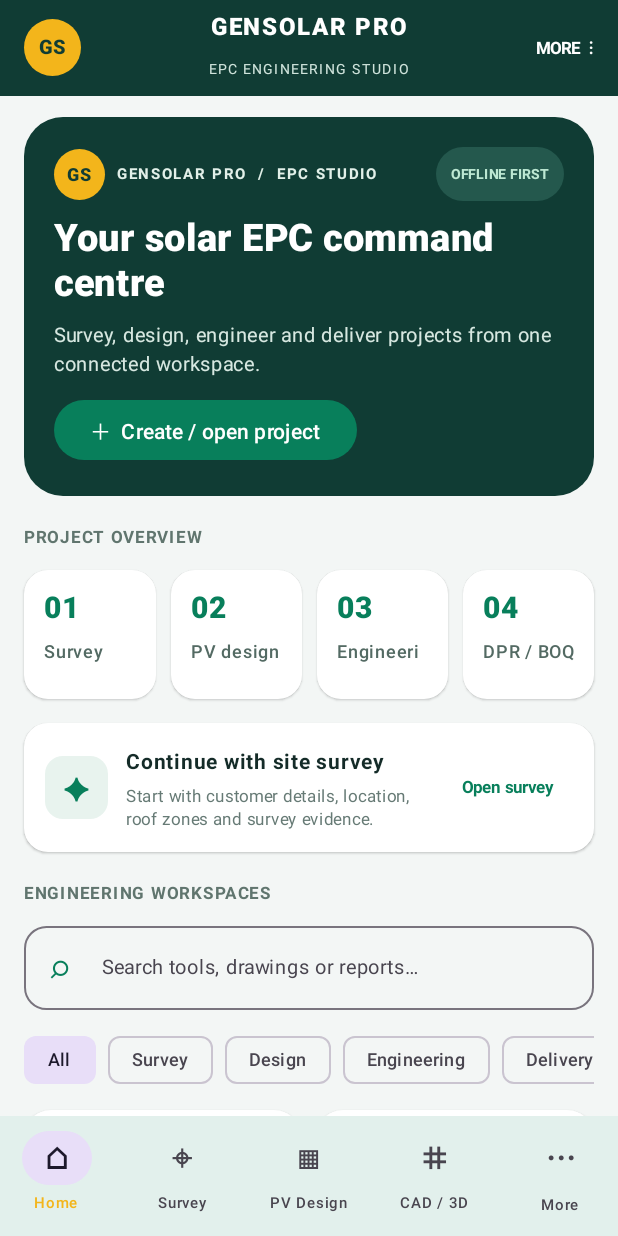
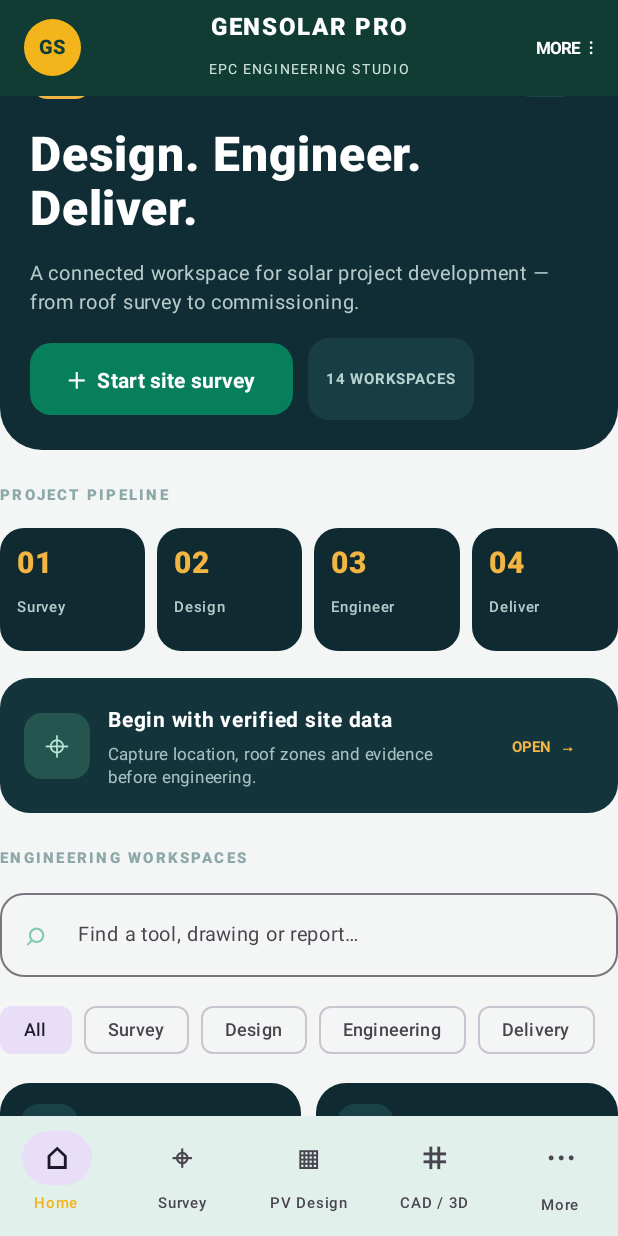
Before and after one commit to VEERA0007/GenSolar-Pro-Engineering, an Android app built with Jetpack Compose: the screen it shows after launch (MainActivity), on a phone screen of 412 x 824 dp. Run offline under Robolectric (Android 15) with nearby library versions, the phone set to English and light mode, and no system bars; 1 statement that could not run was skipped.

Commit message:
Redesign native EPC dashboard as a premium engineering studio

```diff
--- a/app/src/main/java/com/gensolar/engineering/MainActivity.kt
+++ b/app/src/main/java/com/gensolar/engineering/MainActivity.kt
@@ -617,80 +617,119 @@ private fun NativeDashboard(modifier: Modifier = Modifier, onNavigate: (String)
         }
         matchesSearch && (category == "All" || category == group)
     }
+
     Column(
         modifier = modifier
             .verticalScroll(rememberScrollState())
-            .padding(horizontal = 16.dp, vertical = 14.dp),
-        verticalArrangement = Arrangement.spacedBy(16.dp)
+            .background(Color(0xFF071A21))
+            .padding(horizontal = 16.dp, vertical = 16.dp),
+        verticalArrangement = Arrangement.spacedBy(18.dp)
     ) {
         Card(
             modifier = Modifier.fillMaxWidth(),
-            shape = RoundedCornerShape(26.dp),
-            colors = CardDefaults.cardColors(containerColor = BrandGreen)
+            shape = RoundedCornerShape(28.dp),
+            colors = CardDefaults.cardColors(containerColor = Color(0xFF102D35))
         ) {
-            Column(Modifier.padding(20.dp), verticalArrangement = Arrangement.spacedBy(10.dp)) {
-                Row(verticalAlignment = Alignment.CenterVertically, horizontalArrangement = Arrangement.spacedBy(8.dp)) {
-                    Surface(shape = CircleShape, color = Color(0xFFF3B51B), modifier = Modifier.size(34.dp)) {
+            Column(
+                Modifier.fillMaxWidth().padding(20.dp),
+                verticalArrangement = Arrangement.spacedBy(14.dp)
+            ) {
+                Row(verticalAlignment = Alignment.CenterVertically, horizontalArrangement = Arrangement.spacedBy(9.dp)) {
+                    Surface(shape = RoundedCornerShape(12.dp), color = Color(0xFFF2B544), modifier = Modifier.size(42.dp)) {
                         androidx.compose.foundation.layout.Box(contentAlignment = Alignment.Center) {
-                            Text("GS", color = BrandGreen, fontWeight = FontWeight.Black, fontSize = 12.sp)
+                            Text("GS", color = Color(0xFF102D35), fontWeight = FontWeight.Black, fontSize = 15.sp)
                         }
                     }
-                    Text("GENSOLAR PRO  /  EPC STUDIO", color = Color(0xFFE2F0E9), fontSize = 10.sp, fontWeight = FontWeight.Bold, letterSpacing = 1.1.sp)
+                    Column(verticalArrangement = Arrangement.spacedBy(2.dp)) {
+                        Text("GENSOLAR / ENGINEERING", color = Color(0xFFF3F7F5), fontSize = 11.sp, fontWeight = FontWeight.ExtraBold, letterSpacing = 1.25.sp)
+                        Text("EPC CONTROL SYSTEM  •  OFFLINE FIRST", color = Color(0xFF8DB8B2), fontSize = 9.sp, fontWeight = FontWeight.Bold, letterSpacing = 0.8.sp)
+                    }
                     Spacer(Modifier.weight(1f))
-                    Surface(shape = RoundedCornerShape(30.dp), color = Color(0xFF24584D)) {
-                        Text("OFFLINE FIRST", modifier = Modifier.padding(horizontal = 10.dp, vertical = 6.dp), color = Color(0xFFBDE8D3), fontSize = 9.sp, fontWeight = FontWeight.Bold)
-                    }
-                }
-                Text("Your solar EPC command centre", color = Color.White, fontSize = 25.sp, fontWeight = FontWeight.ExtraBold, lineHeight = 30.sp)
-                Text("Survey, design, engineer and deliver projects from one connected workspace.", color = Color(0xFFD7E8E1), fontSize = 13.sp, lineHeight = 19.sp)
-                Button(onClick = { onNavigate("site") }) { Text("＋  Create / open project") }
-            }
-        }
-
-        Column(verticalArrangement = Arrangement.spacedBy(9.dp)) {
-            Text("PROJECT OVERVIEW", color = Color(0xFF60756E), fontSize = 11.sp, fontWeight = FontWeight.Bold, letterSpacing = 1.2.sp)
-            Row(horizontalArrangement = Arrangement.spacedBy(10.dp), modifier = Modifier.fillMaxWidth()) {
+                    Surface(shape = RoundedCornerShape(30.dp), color = Color(0xFF1B4650)) {
+                        Text("STUDIO", modifier = Modifier.padding(horizontal = 11.dp, vertical = 7.dp), color = Color(0xFFB8E9D9), fontSize = 9.sp, fontWeight = FontWeight.Bold)
+                    }
+                }
+                Text(
+                    "Design. Engineer.\nDeliver.",
+                    color = Color.White,
+                    fontSize = 32.sp,
+                    lineHeight = 36.sp,
+                    fontWeight = FontWeight.ExtraBold
+                )
+                Text(
+                    "A connected workspace for solar project development — from roof survey to commissioning.",
+                    color = Color(0xFFB5CAC9),
+                    fontSize = 13.sp,
+                    lineHeight = 19.sp
+                )
+                Row(verticalAlignment = Alignment.CenterVertically, horizontalArrangement = Arrangement.spacedBy(10.dp)) {
+                    Button(
+                        onClick = { onNavigate("site") },
+                        shape = RoundedCornerShape(14.dp),
+                        modifier = Modifier.height(48.dp)
+                    ) { Text("＋  Start site survey", fontWeight = FontWeight.Bold) }
+                    Surface(shape = RoundedCornerShape(14.dp), color = Color(0xFF193D45)) {
+                        Text("14 WORKSPACES", modifier = Modifier.padding(horizontal = 12.dp, vertical = 15.dp), color = Color(0xFFB8D4D0), fontSize = 10.sp, fontWeight = FontWeight.Bold)
+                    }
+                }
+            }
+        }
+
+        Column(verticalArrangement = Arrangement.spacedBy(10.dp)) {
+            Text("PROJECT PIPELINE", color = Color(0xFF8DA8A8), fontSize = 10.sp, fontWeight = FontWeight.ExtraBold, letterSpacing = 1.5.sp)
+            Row(horizontalArrangement = Arrangement.spacedBy(8.dp), modifier = Modifier.fillMaxWidth()) {
                 NativeMetric("01", "Survey", Modifier.weight(1f))
-                NativeMetric("02", "PV design", Modifier.weight(1f))
-                NativeMetric("03", "Engineering", Modifier.weight(1f))
-                NativeMetric("04", "DPR / BOQ", Modifier.weight(1f))
-            }
-        }
-
-        NativeActionCard(
-            "Continue with site survey",
-            "Start with customer details, location, roof zones and survey evidence.",
-            "Open survey",
-            "site",
-            onNavigate
-        )
-
-        Column(verticalArrangement = Arrangement.spacedBy(9.dp)) {
-            Text("ENGINEERING WORKSPACES", color = Color(0xFF60756E), fontSize = 11.sp, fontWeight = FontWeight.Bold, letterSpacing = 1.2.sp)
+                NativeMetric("02", "Design", Modifier.weight(1f))
+                NativeMetric("03", "Engineer", Modifier.weight(1f))
+                NativeMetric("04", "Deliver", Modifier.weight(1f))
+            }
+        }
+
+        Card(
+            modifier = Modifier.fillMaxWidth(),
+            shape = RoundedCornerShape(20.dp),
+            colors = CardDefaults.cardColors(containerColor = Color(0xFF14343B))
+        ) {
+            Row(
+                modifier = Modifier.fillMaxWidth().padding(16.dp),
+                verticalAlignment = Alignment.CenterVertically,
+                horizontalArrangement = Arrangement.spacedBy(12.dp)
+            ) {
+                Surface(shape = RoundedCornerShape(12.dp), color = Color(0xFF24554F), modifier = Modifier.size(44.dp)) {
+                    androidx.compose.foundation.layout.Box(contentAlignment = Alignment.Center) {
+                        Text("⌖", color = Color(0xFFB9E8D8), fontSize = 24.sp)
+                    }
+                }
+                Column(Modifier.weight(1f), verticalArrangement = Arrangement.spacedBy(3.dp)) {
+                    Text("Begin with verified site data", color = Color.White, fontSize = 14.sp, fontWeight = FontWeight.Bold)
+                    Text("Capture location, roof zones and evidence before engineering.", color = Color(0xFFA9C1C0), fontSize = 11.sp, lineHeight = 15.sp)
+                }
+                TextButton(onClick = { onNavigate("site") }) { Text("OPEN  →", color = Color(0xFFF2B544), fontWeight = FontWeight.Bold, fontSize = 10.sp) }
+            }
+        }
+
+        Column(verticalArrangement = Arrangement.spacedBy(11.dp)) {
+            Text("ENGINEERING WORKSPACES", color = Color(0xFF8DA8A8), fontSize = 10.sp, fontWeight = FontWeight.ExtraBold, letterSpacing = 1.5.sp)
             OutlinedTextField(
                 value = search,
                 onValueChange = { search = it },
                 modifier = Modifier.fillMaxWidth(),
                 singleLine = true,
-                shape = RoundedCornerShape(15.dp),
-                placeholder = { Text("Search tools, drawings or reports…", fontSize = 13.sp) },
-                leadingIcon = { Text("⌕", fontSize = 22.sp, color = AccentGreen) }
+                shape = RoundedCornerShape(16.dp),
+                placeholder = { Text("Find a tool, drawing or report…", fontSize = 13.sp) },
+                leadingIcon = { Text("⌕", fontSize = 22.sp, color = Color(0xFF83C9B5)) }
             )
             Row(
                 modifier = Modifier.fillMaxWidth().horizontalScroll(rememberScrollState()),
                 horizontalArrangement = Arrangement.spacedBy(8.dp)
             ) {
                 listOf("All", "Survey", "Design", "Engineering", "Delivery").forEach { item ->
-                    FilterChip(
-                        selected = category == item,
-                        onClick = { category = item },
-                        label = { Text(item, fontSize = 12.sp) }
-                    )
+                    FilterChip(selected = category == item, onClick = { category = item }, label = { Text(item, fontSize = 12.sp) })
                 }
             }
             if (filtered.isEmpty()) {
-                Card(colors = CardDefaults.cardColors(containerColor = Color.White), shape = RoundedCornerShape(16.dp)) {
-                    Text("No workspace matches this search.", modifier = Modifier.padding(18.dp), color = Color(0xFF60756E), fontSize = 13.sp)
+                Card(colors = CardDefaults.cardColors(containerColor = Color(0xFF102D35)), shape = RoundedCornerShape(16.dp)) {
+                    Text("No workspace matches this search.", modifier = Modifier.padding(18.dp), color = Color(0xFFB5CAC9), fontSize = 13.sp)
                 }
             } else {
                 filtered.chunked(2).forEach { pair ->
@@ -707,14 +746,14 @@ private fun NativeDashboard(modifier: Modifier = Modifier, onNavigate: (String)
         Card(
             modifier = Modifier.fillMaxWidth(),
             shape = RoundedCornerShape(16.dp),
-            colors = CardDefaults.cardColors(containerColor = Color(0xFFE8F1ED))
+            colors = CardDefaults.cardColors(containerColor = Color(0xFF172F35))
         ) {
             Text(
-                "Engineering outputs remain preliminary until checked against approved datasheets, applicable standards, verified site conditions and qualified engineer sign-off.",
+                "ENGINEERING NOTICE  •  Outputs are preliminary until checked against approved datasheets, applicable standards, verified site conditions and qualified engineer sign-off.",
                 modifier = Modifier.padding(14.dp),
-                color = Color(0xFF38574D),
-                fontSize = 11.sp,
-                lineHeight = 16.sp
+                color = Color(0xFFA9C1C0),
+                fontSize = 10.sp,
+                lineHeight = 15.sp
             )
         }
         Spacer(Modifier.height(8.dp))
@@ -741,30 +780,40 @@ private fun NativeWorkspaceTile(
         "construction" -> "✓"
         else -> "▧"
     }
+    val accent = when (destination) {
+        "site", "location", "measurement" -> Color(0xFF70D4C0)
+        "layout", "cadstudio", "shade" -> Color(0xFFF2B544)
+        "electrical", "staad" -> Color(0xFF8FB8FF)
+        else -> Color(0xFFC3A8F4)
+    }
     Card(
-        modifier = modifier.height(166.dp),
-        shape = RoundedCornerShape(18.dp),
-        colors = CardDefaults.cardColors(containerColor = Color.White),
-        elevation = CardDefaults.cardElevation(defaultElevation = 1.dp)
+        modifier = modifier.height(174.dp),
+        shape = RoundedCornerShape(20.dp),
+        colors = CardDefaults.cardColors(containerColor = Color(0xFF102A32)),
+        elevation = CardDefaults.cardElevation(defaultElevation = 0.dp)
     ) {
         Column(
-            modifier = Modifier.fillMaxSize().padding(13.dp),
+            modifier = Modifier.fillMaxSize().padding(14.dp),
             verticalArrangement = Arrangement.spacedBy(7.dp)
         ) {
-            Surface(shape = RoundedCornerShape(12.dp), color = Color(0xFFE8F3EE), modifier = Modifier.size(36.dp)) {
-                androidx.compose.foundation.layout.Box(contentAlignment = Alignment.Center) {
-                    Text(symbol, color = AccentGreen, fontSize = 21.sp, fontWeight = FontWeight.Bold)
-                }
-            }
-            Text(title, color = Color(0xFF142B28), fontWeight = FontWeight.Bold, fontSize = 13.sp, lineHeight = 16.sp, maxLines = 2)
-            Text(description, color = Color(0xFF667A75), fontSize = 10.sp, lineHeight = 14.sp, maxLines = 2)
+            Row(verticalAlignment = Alignment.CenterVertically) {
+                Surface(shape = RoundedCornerShape(12.dp), color = Color(0xFF1B4148), modifier = Modifier.size(38.dp)) {
+                    androidx.compose.foundation.layout.Box(contentAlignment = Alignment.Center) {
+                        Text(symbol, color = accent, fontSize = 21.sp, fontWeight = FontWeight.Bold)
+                    }
+                }
+                Spacer(Modifier.weight(1f))
+                Text("EPC", color = Color(0xFF66898B), fontSize = 9.sp, fontWeight = FontWeight.ExtraBold, letterSpacing = 1.sp)
+            }
+            Text(title, color = Color(0xFFF0F6F4), fontWeight = FontWeight.Bold, fontSize = 13.sp, lineHeight = 17.sp, maxLines = 2)
+            Text(description, color = Color(0xFFA0B8B8), fontSize = 10.sp, lineHeight = 14.sp, maxLines = 2)
             Spacer(Modifier.weight(1f))
-            androidx.compose.material3.TextButton(
+            TextButton(
                 onClick = { onNavigate(destination) },
-                modifier = Modifier.height(38.dp),
+                modifier = Modifier.height(36.dp),
                 contentPadding = androidx.compose.foundation.layout.PaddingValues(horizontal = 0.dp, vertical = 0.dp)
             ) {
-                Text("Open workspace  →", color = AccentGreen, fontSize = 11.sp, fontWeight = FontWeight.Bold)
+                Text("ENTER WORKSPACE  ↗", color = accent, fontSize = 9.sp, fontWeight = FontWeight.ExtraBold, letterSpacing = 0.4.sp)
             }
         }
     }
@@ -773,57 +822,17 @@ private fun NativeWorkspaceTile(
 @Composable
 private fun NativeMetric(value: String, label: String, modifier: Modifier = Modifier) {
     Card(
-        modifier = modifier.height(86.dp),
+        modifier = modifier.height(82.dp),
         shape = RoundedCornerShape(16.dp),
-        colors = CardDefaults.cardColors(containerColor = Color.White),
-        elevation = CardDefaults.cardElevation(defaultElevation = 1.dp)
+        colors = CardDefaults.cardColors(containerColor = Color(0xFF102A32)),
+        elevation = CardDefaults.cardElevation(defaultElevation = 0.dp)
     ) {
-        Column(Modifier.padding(13.dp), verticalArrangement = Arrangement.spacedBy(5.dp)) {
-            Text(value, color = AccentGreen, fontSize = 20.sp, fontWeight = FontWeight.ExtraBold)
-            Text(label, color = Color(0xFF536A63), fontSize = 12.sp, fontWeight = FontWeight.SemiBold)
+        Column(Modifier.padding(11.dp), verticalArrangement = Arrangement.spacedBy(5.dp)) {
+            Text(value, color = Color(0xFFF2B544), fontSize = 20.sp, fontWeight = FontWeight.ExtraBold)
+            Text(label, color = Color(0xFFB5CAC9), fontSize = 10.sp, fontWeight = FontWeight.SemiBold, maxLines = 1)
         }
     }
 }
-
-@Composable
-private fun NativeActionCard(
-    title: String,
-    description: String,
-    action: String,
-    destination: String,
-    onNavigate: (String) -> Unit
-) {
-    Card(
-        modifier = Modifier.fillMaxWidth(),
-        shape = RoundedCornerShape(16.dp),
-        colors = CardDefaults.cardColors(containerColor = Color.White),
-        elevation = CardDefaults.cardElevation(defaultElevation = 1.dp)
-    ) {
-        Row(
-            modifier = Modifier.fillMaxWidth().padding(14.dp),
-            verticalAlignment = Alignment.CenterVertically,
-            horizontalArrangement = Arrangement.spacedBy(12.dp)
-        ) {
-            Surface(
-                modifier = Modifier.size(42.dp),
-                shape = RoundedCornerShape(12.dp),
-                color = Color(0xFFE8F3EE)
-            ) {
-                androidx.compose.foundation.layout.Box(contentAlignment = Alignment.Center) {
-                    Text("✦", color = AccentGreen, fontSize = 20.sp, fontWeight = FontWeight.Bold)
-                }
-            }
-            Column(Modifier.weight(1f), verticalArrangement = Arrangement.spacedBy(3.dp)) {
-                Text(title, color = Color(0xFF142B28), fontWeight = FontWeight.Bold, fontSize = 14.sp)
-                Text(description, color = Color(0xFF667A75), fontSize = 11.sp, lineHeight = 15.sp)
-            }
-            androidx.compose.material3.TextButton(onClick = { onNavigate(destination) }) {
-                Text(action, color = AccentGreen, fontSize = 11.sp, fontWeight = FontWeight.Bold)
-            }
-        }
-    }
-}
-
 
 @Composable
 private fun NativePvDesignScreen(
```
